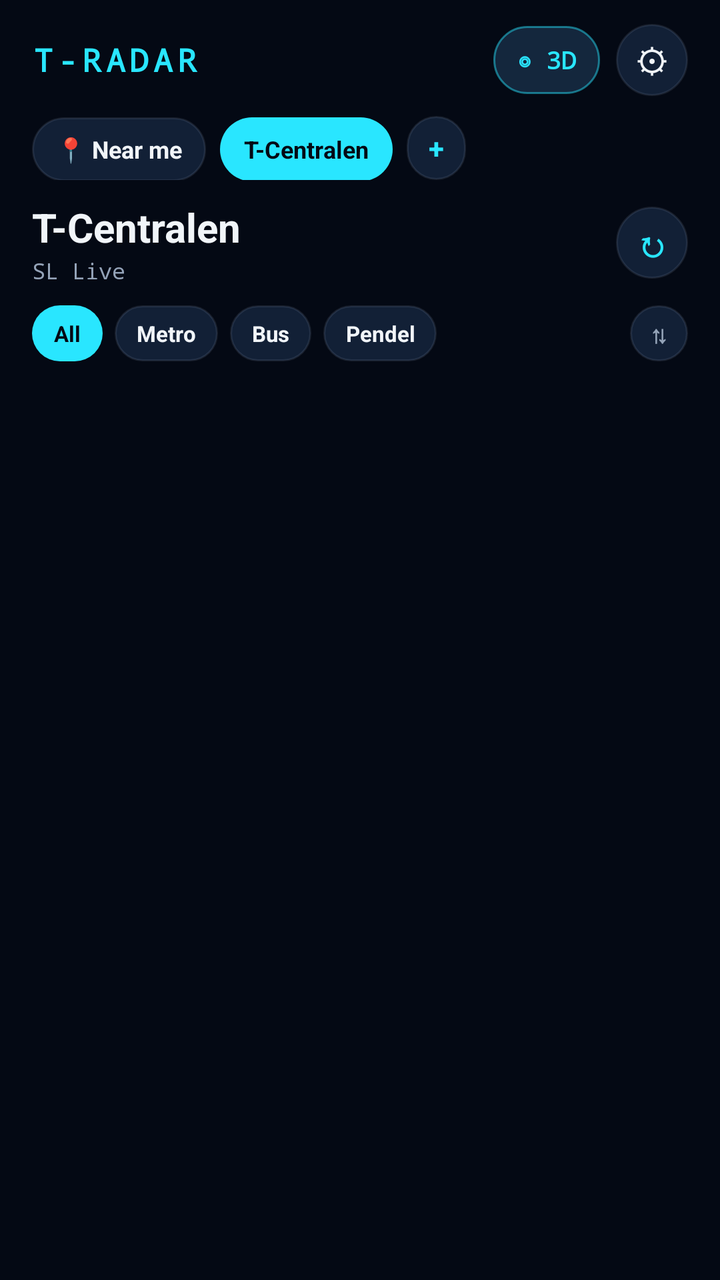
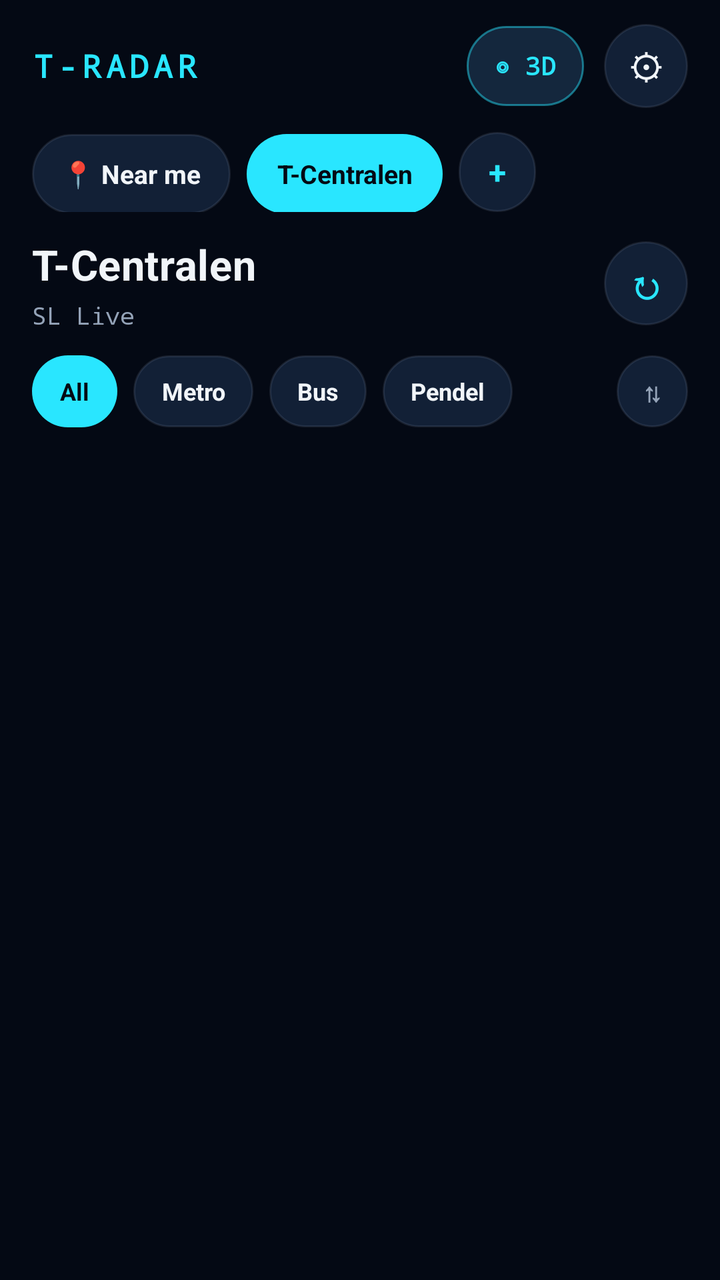

Compare the two renders of this Android layout. The source of the first and the diff that turns it into the second are given below.
<!-- AndroidManifest.xml: application theme Theme.TRadar -->
<!-- res/layout/activity_main.xml -->
<?xml version="1.0" encoding="utf-8"?>
<LinearLayout xmlns:android="http://schemas.android.com/apk/res/android"
    android:id="@+id/main_root"
    android:layout_width="match_parent"
    android:layout_height="match_parent"
    android:background="@color/bg_dark"
    android:orientation="vertical"
    android:paddingStart="16dp"
    android:paddingTop="12dp"
    android:paddingEnd="16dp"
    android:paddingBottom="12dp">

    
    <LinearLayout
        android:layout_width="match_parent"
        android:layout_height="wrap_content"
        android:gravity="center_vertical"
        android:orientation="horizontal">

        <TextView
            android:id="@+id/main_brand"
            android:layout_width="0dp"
            android:layout_height="wrap_content"
            android:layout_weight="1"
            android:fontFamily="monospace"
            android:letterSpacing="0.14"
            android:text="T-RADAR"
            android:textColor="@color/cyan_accent"
            android:textSize="16sp"
            android:textStyle="bold" />

        <TextView
            android:id="@+id/btn_open_3d_web"
            android:layout_width="wrap_content"
            android:layout_height="34dp"
            android:layout_marginEnd="8dp"
            android:background="@drawable/chip_radar_bg"
            android:fontFamily="monospace"
            android:gravity="center"
            android:paddingStart="12dp"
            android:paddingEnd="12dp"
            android:text="◎ 3D"
            android:textColor="@color/cyan_accent"
            android:textSize="12sp"
            android:textStyle="bold" />

        <FrameLayout
            android:id="@+id/btn_open_settings"
            android:layout_width="36dp"
            android:layout_height="36dp"
            android:background="@drawable/chip_idle">

            <TextView
                android:layout_width="match_parent"
                android:layout_height="match_parent"
                android:gravity="center"
                android:text="⚙"
                android:textColor="@color/text_primary"
                android:textSize="17sp" />

            <View
                android:id="@+id/settings_update_dot"
                android:layout_width="8dp"
                android:layout_height="8dp"
                android:layout_gravity="top|end"
                android:layout_marginTop="5dp"
                android:layout_marginEnd="5dp"
                android:background="@drawable/dot_cyan"
                android:visibility="gone" />
        </FrameLayout>
    </LinearLayout>

    
    <HorizontalScrollView
        android:layout_width="match_parent"
        android:layout_height="wrap_content"
        android:layout_marginTop="10dp"
        android:scrollbars="none">

        <LinearLayout
            android:layout_width="wrap_content"
            android:layout_height="wrap_content"
            android:orientation="horizontal">

            <TextView
                android:id="@+id/pill_near_me"
                android:layout_width="wrap_content"
                android:layout_height="32dp"
                android:layout_marginEnd="7dp"
                android:background="@drawable/chip_idle"
                android:gravity="center"
                android:paddingStart="12dp"
                android:paddingEnd="12dp"
                android:text="📍 Near me"
                android:textColor="@color/text_primary"
                android:textSize="12sp"
                android:textStyle="bold" />

            <TextView
                android:id="@+id/pill_stop_0"
                android:layout_width="wrap_content"
                android:layout_height="32dp"
                android:layout_marginEnd="7dp"
                android:background="@drawable/chip_active"
                android:ellipsize="end"
                android:gravity="center"
                android:maxLines="1"
                android:maxWidth="140dp"
                android:paddingStart="12dp"
                android:paddingEnd="12dp"
                android:text="T-Centralen"
                android:textColor="@color/bg_dark"
                android:textSize="12sp"
                android:textStyle="bold" />

            <TextView
                android:id="@+id/pill_stop_1"
                android:layout_width="wrap_content"
                android:layout_height="32dp"
                android:layout_marginEnd="7dp"
                android:background="@drawable/chip_idle"
                android:ellipsize="end"
                android:gravity="center"
                android:maxLines="1"
                android:maxWidth="140dp"
                android:paddingStart="12dp"
                android:paddingEnd="12dp"
                android:text="Stop 2"
                android:textColor="@color/text_primary"
                android:textSize="12sp"
                android:textStyle="bold"
                android:visibility="gone" />

            <TextView
                android:id="@+id/pill_stop_2"
                android:layout_width="wrap_content"
                android:layout_height="32dp"
                android:layout_marginEnd="7dp"
                android:background="@drawable/chip_idle"
                android:ellipsize="end"
                android:gravity="center"
                android:maxLines="1"
                android:maxWidth="140dp"
                android:paddingStart="12dp"
                android:paddingEnd="12dp"
                android:text="Stop 3"
                android:textColor="@color/text_primary"
                android:textSize="12sp"
                android:textStyle="bold"
                android:visibility="gone" />

            <TextView
                android:id="@+id/pill_add_stop"
                android:layout_width="wrap_content"
                android:layout_height="32dp"
                android:background="@drawable/chip_idle"
                android:gravity="center"
                android:paddingStart="11dp"
                android:paddingEnd="11dp"
                android:text="+"
                android:textColor="@color/cyan_accent"
                android:textSize="14sp"
                android:textStyle="bold" />
        </LinearLayout>
    </HorizontalScrollView>

    
    <HorizontalScrollView
        android:id="@+id/nearby_strip_scroll"
        android:layout_width="match_parent"
        android:layout_height="wrap_content"
        android:layout_marginTop="8dp"
        android:scrollbars="none"
        android:visibility="gone">

        <LinearLayout
            android:id="@+id/nearby_strip_container"
            android:layout_width="wrap_content"
            android:layout_height="wrap_content"
            android:orientation="horizontal" />
    </HorizontalScrollView>

    
    <LinearLayout
        android:layout_width="match_parent"
        android:layout_height="wrap_content"
        android:layout_marginTop="10dp"
        android:gravity="center_vertical"
        android:orientation="horizontal">

        <LinearLayout
            android:layout_width="0dp"
            android:layout_height="wrap_content"
            android:layout_weight="1"
            android:orientation="vertical">

            <TextView
                android:id="@+id/board_station_title"
                android:layout_width="match_parent"
                android:layout_height="wrap_content"
                android:ellipsize="end"
                android:maxLines="1"
                android:text="T-Centralen"
                android:textColor="@color/text_primary"
                android:textSize="20sp"
                android:textStyle="bold" />

            <TextView
                android:id="@+id/board_station_meta"
                android:layout_width="match_parent"
                android:layout_height="wrap_content"
                android:layout_marginTop="1dp"
                android:fontFamily="monospace"
                android:text="SL Live"
                android:textColor="@color/text_secondary"
                android:textSize="11sp" />
        </LinearLayout>

        <TextView
            android:id="@+id/btn_board_refresh"
            android:layout_width="36dp"
            android:layout_height="36dp"
            android:background="@drawable/chip_idle"
            android:gravity="center"
            android:text="↻"
            android:textColor="@color/cyan_accent"
            android:textSize="18sp"
            android:textStyle="bold" />
    </LinearLayout>

    
    <LinearLayout
        android:layout_width="match_parent"
        android:layout_height="wrap_content"
        android:layout_marginTop="10dp"
        android:gravity="center_vertical"
        android:orientation="horizontal">

        <TextView
            android:id="@+id/filter_all"
            android:layout_width="wrap_content"
            android:layout_height="28dp"
            android:layout_marginEnd="6dp"
            android:background="@drawable/chip_active"
            android:gravity="center"
            android:paddingStart="11dp"
            android:paddingEnd="11dp"
            android:text="All"
            android:textColor="@color/bg_dark"
            android:textSize="11sp"
            android:textStyle="bold" />

        <TextView
            android:id="@+id/filter_metro"
            android:layout_width="wrap_content"
            android:layout_height="28dp"
            android:layout_marginEnd="6dp"
            android:background="@drawable/chip_idle"
            android:gravity="center"
            android:paddingStart="11dp"
            android:paddingEnd="11dp"
            android:text="Metro"
            android:textColor="@color/text_primary"
            android:textSize="11sp"
            android:textStyle="bold" />

        <TextView
            android:id="@+id/filter_bus"
            android:layout_width="wrap_content"
            android:layout_height="28dp"
            android:layout_marginEnd="6dp"
            android:background="@drawable/chip_idle"
            android:gravity="center"
            android:paddingStart="11dp"
            android:paddingEnd="11dp"
            android:text="Bus"
            android:textColor="@color/text_primary"
            android:textSize="11sp"
            android:textStyle="bold" />

        <TextView
            android:id="@+id/filter_pendel"
            android:layout_width="wrap_content"
            android:layout_height="28dp"
            android:background="@drawable/chip_idle"
            android:gravity="center"
            android:paddingStart="11dp"
            android:paddingEnd="11dp"
            android:text="Pendel"
            android:textColor="@color/text_primary"
            android:textSize="11sp"
            android:textStyle="bold" />

        <View
            android:layout_width="0dp"
            android:layout_height="1dp"
            android:layout_weight="1" />

        <TextView
            android:id="@+id/btn_dir_toggle"
            android:layout_width="wrap_content"
            android:layout_height="28dp"
            android:background="@drawable/chip_idle"
            android:fontFamily="monospace"
            android:gravity="center"
            android:paddingStart="10dp"
            android:paddingEnd="10dp"
            android:text="⇅"
            android:textColor="@color/text_secondary"
            android:textSize="12sp"
            android:textStyle="bold" />
    </LinearLayout>

    
    <LinearLayout
        android:id="@+id/board_state_card"
        android:layout_width="match_parent"
        android:layout_height="wrap_content"
        android:layout_marginTop="14dp"
        android:background="@drawable/app_card_bg"
        android:gravity="center"
        android:orientation="vertical"
        android:padding="18dp"
        android:visibility="gone">

        <ImageView
            android:id="@+id/board_state_cat"
            android:layout_width="match_parent"
            android:layout_height="80dp"
            android:contentDescription="@null"
            android:scaleType="fitCenter"
            android:src="@drawable/cat_frame_2"
            android:visibility="gone" />

        <TextView
            android:id="@+id/board_state_text"
            android:layout_width="match_parent"
            android:layout_height="wrap_content"
            android:layout_marginTop="6dp"
            android:gravity="center"
            android:text="Loading…"
            android:textColor="@color/text_secondary"
            android:textSize="13sp" />

        <TextView
            android:id="@+id/board_state_action"
            android:layout_width="wrap_content"
            android:layout_height="34dp"
            android:layout_marginTop="10dp"
            android:background="@drawable/btn_primary_bg"
            android:fontFamily="monospace"
            android:gravity="center"
            android:paddingStart="16dp"
            android:paddingEnd="16dp"
            android:text="ALLOW"
            android:textColor="@color/bg_dark"
            android:textSize="12sp"
            android:textStyle="bold"
            android:visibility="gone" />
    </LinearLayout>

    
    <ListView
        android:id="@+id/board_list_view"
        android:layout_width="match_parent"
        android:layout_height="0dp"
        android:layout_marginTop="10dp"
        android:layout_weight="1"
        android:divider="@android:color/transparent"
        android:dividerHeight="6dp"
        android:scrollbars="none" />

</LinearLayout>
<!-- resources referenced by this layout -->
<resources>
  <color name="bg_dark">#040914</color>
  <color name="cyan_accent">#29E6FF</color>
  <color name="text_primary">#F1F5F9</color>
  <color name="text_secondary">#94A3B8</color>
  <!-- drawable app_card_bg (drawable) -->
  <?xml version="1.0" encoding="utf-8"?>
  <shape xmlns:android="http://schemas.android.com/apk/res/android"
      android:shape="rectangle">
      <solid android:color="#0A1324" />
      <stroke android:width="1dp" android:color="#2229E6FF" />
      <corners android:radius="16dp" />
  </shape>
  <!-- drawable btn_primary_bg (drawable) -->
  <?xml version="1.0" encoding="utf-8"?>
  <shape xmlns:android="http://schemas.android.com/apk/res/android"
      android:shape="rectangle">
      <solid android:color="#29E6FF" />
      <corners android:radius="14dp" />
  </shape>
  <!-- drawable cat_frame_2: png bitmap (drawable-nodpi, 38647 bytes) -->
  <!-- drawable chip_active (drawable) -->
  <?xml version="1.0" encoding="utf-8"?>
  <shape xmlns:android="http://schemas.android.com/apk/res/android"
      android:shape="rectangle">
      <solid android:color="#29E6FF" />
      <corners android:radius="999dp" />
  </shape>
  <!-- drawable chip_idle (drawable) -->
  <?xml version="1.0" encoding="utf-8"?>
  <shape xmlns:android="http://schemas.android.com/apk/res/android"
      android:shape="rectangle">
      <solid android:color="#122036" />
      <stroke android:width="1dp" android:color="#2694A3B8" />
      <corners android:radius="999dp" />
  </shape>
  <!-- drawable chip_radar_bg (drawable) -->
  <?xml version="1.0" encoding="utf-8"?>
  <shape xmlns:android="http://schemas.android.com/apk/res/android"
      android:shape="rectangle">
      <solid android:color="#14273D" />
      <stroke android:width="1dp" android:color="#7729E6FF" />
      <corners android:radius="999dp" />
  </shape>
  <!-- drawable dot_cyan (drawable) -->
  <?xml version="1.0" encoding="utf-8"?>
  <shape xmlns:android="http://schemas.android.com/apk/res/android"
      android:shape="oval">
      <solid android:color="#29E6FF" />
  </shape>
  <style name="Theme.TRadar" parent="Theme.AppCompat.DayNight.NoActionBar">
          <item name="colorPrimary">@color/cyan_accent</item>
          <item name="colorPrimaryDark">@color/bg_dark</item>
          <item name="colorAccent">@color/cyan_accent</item>
          <item name="android:windowBackground">@color/bg_dark</item>
          <item name="android:statusBarColor">@color/bg_dark</item>
          <item name="android:navigationBarColor">@color/bg_dark</item>
      </style>
</resources>

<!-- the commit's change to res/layout/activity_main.xml (unified diff, before → after) -->
@@ -32,22 +32,22 @@
         <TextView
             android:id="@+id/btn_open_3d_web"
             android:layout_width="wrap_content"
-            android:layout_height="34dp"
-            android:layout_marginEnd="8dp"
+            android:layout_height="40dp"
+            android:layout_marginEnd="10dp"
             android:background="@drawable/chip_radar_bg"
             android:fontFamily="monospace"
             android:gravity="center"
-            android:paddingStart="12dp"
-            android:paddingEnd="12dp"
+            android:paddingStart="14dp"
+            android:paddingEnd="14dp"
             android:text="◎ 3D"
             android:textColor="@color/cyan_accent"
-            android:textSize="12sp"
+            android:textSize="12.5sp"
             android:textStyle="bold" />
 
         <FrameLayout
             android:id="@+id/btn_open_settings"
-            android:layout_width="36dp"
-            android:layout_height="36dp"
+            android:layout_width="42dp"
+            android:layout_height="42dp"
             android:background="@drawable/chip_idle">
 
             <TextView
@@ -56,15 +56,15 @@
                 android:gravity="center"
                 android:text="⚙"
                 android:textColor="@color/text_primary"
-                android:textSize="17sp" />
+                android:textSize="18sp" />
 
             <View
                 android:id="@+id/settings_update_dot"
                 android:layout_width="8dp"
                 android:layout_height="8dp"
                 android:layout_gravity="top|end"
-                android:layout_marginTop="5dp"
-                android:layout_marginEnd="5dp"
+                android:layout_marginTop="6dp"
+                android:layout_marginEnd="6dp"
                 android:background="@drawable/dot_cyan"
                 android:visibility="gone" />
         </FrameLayout>
@@ -74,7 +74,7 @@
     <HorizontalScrollView
         android:layout_width="match_parent"
         android:layout_height="wrap_content"
-        android:layout_marginTop="10dp"
+        android:layout_marginTop="12dp"
         android:scrollbars="none">
 
         <LinearLayout
@@ -85,81 +85,81 @@
             <TextView
                 android:id="@+id/pill_near_me"
                 android:layout_width="wrap_content"
-                android:layout_height="32dp"
-                android:layout_marginEnd="7dp"
+                android:layout_height="40dp"
+                android:layout_marginEnd="8dp"
                 android:background="@drawable/chip_idle"
                 android:gravity="center"
-                android:paddingStart="12dp"
-                android:paddingEnd="12dp"
+                android:paddingStart="15dp"
+                android:paddingEnd="15dp"
                 android:text="📍 Near me"
                 android:textColor="@color/text_primary"
-                android:textSize="12sp"
+                android:textSize="13sp"
                 android:textStyle="bold" />
 
             <TextView
                 android:id="@+id/pill_stop_0"
                 android:layout_width="wrap_content"
-                android:layout_height="32dp"
-                android:layout_marginEnd="7dp"
+                android:layout_height="40dp"
+                android:layout_marginEnd="8dp"
                 android:background="@drawable/chip_active"
                 android:ellipsize="end"
                 android:gravity="center"
                 android:maxLines="1"
-                android:maxWidth="140dp"
-                android:paddingStart="12dp"
-                android:paddingEnd="12dp"
+                android:maxWidth="156dp"
+                android:paddingStart="15dp"
+                android:paddingEnd="15dp"
                 android:text="T-Centralen"
                 android:textColor="@color/bg_dark"
-                android:textSize="12sp"
+                android:textSize="13sp"
                 android:textStyle="bold" />
 
             <TextView
                 android:id="@+id/pill_stop_1"
                 android:layout_width="wrap_content"
-                android:layout_height="32dp"
-                android:layout_marginEnd="7dp"
+                android:layout_height="40dp"
+                android:layout_marginEnd="8dp"
                 android:background="@drawable/chip_idle"
                 android:ellipsize="end"
                 android:gravity="center"
                 android:maxLines="1"
-                android:maxWidth="140dp"
-                android:paddingStart="12dp"
-                android:paddingEnd="12dp"
+                android:maxWidth="156dp"
+                android:paddingStart="15dp"
+                android:paddingEnd="15dp"
                 android:text="Stop 2"
                 android:textColor="@color/text_primary"
-                android:textSize="12sp"
+                android:textSize="13sp"
                 android:textStyle="bold"
                 android:visibility="gone" />
 
             <TextView
                 android:id="@+id/pill_stop_2"
                 android:layout_width="wrap_content"
-                android:layout_height="32dp"
-                android:layout_marginEnd="7dp"
+                android:layout_height="40dp"
+                android:layout_marginEnd="8dp"
                 android:background="@drawable/chip_idle"
                 android:ellipsize="end"
                 android:gravity="center"
                 android:maxLines="1"
-                android:maxWidth="140dp"
-                android:paddingStart="12dp"
-                android:paddingEnd="12dp"
+                android:maxWidth="156dp"
+                android:paddingStart="15dp"
+                android:paddingEnd="15dp"
                 android:text="Stop 3"
                 android:textColor="@color/text_primary"
-                android:textSize="12sp"
+                android:textSize="13sp"
                 android:textStyle="bold"
                 android:visibility="gone" />
 
             <TextView
                 android:id="@+id/pill_add_stop"
                 android:layout_width="wrap_content"
-                android:layout_height="32dp"
+                android:layout_height="40dp"
                 android:background="@drawable/chip_idle"
                 android:gravity="center"
-                android:paddingStart="11dp"
-                android:paddingEnd="11dp"
+                android:paddingStart="15dp"
+                android:paddingEnd="15dp"
                 android:text="+"
                 android:textColor="@color/cyan_accent"
-                android:textSize="14sp"
+                android:textSize="16sp"
                 android:textStyle="bold" />
         </LinearLayout>
     </HorizontalScrollView>
@@ -169,7 +169,7 @@
         android:id="@+id/nearby_strip_scroll"
         android:layout_width="match_parent"
         android:layout_height="wrap_content"
-        android:layout_marginTop="8dp"
+        android:layout_marginTop="10dp"
         android:scrollbars="none"
         android:visibility="gone">
 
@@ -184,7 +184,7 @@
     <LinearLayout
         android:layout_width="match_parent"
         android:layout_height="wrap_content"
-        android:layout_marginTop="10dp"
+        android:layout_marginTop="12dp"
         android:gravity="center_vertical"
         android:orientation="horizontal">
 
@@ -199,32 +199,33 @@
                 android:layout_width="match_parent"
                 android:layout_height="wrap_content"
                 android:ellipsize="end"
+                android:letterSpacing="0.01"
                 android:maxLines="1"
                 android:text="T-Centralen"
                 android:textColor="@color/text_primary"
-                android:textSize="20sp"
+                android:textSize="21sp"
                 android:textStyle="bold" />
 
             <TextView
                 android:id="@+id/board_station_meta"
                 android:layout_width="match_parent"
                 android:layout_height="wrap_content"
-                android:layout_marginTop="1dp"
+                android:layout_marginTop="3dp"
                 android:fontFamily="monospace"
                 android:text="SL Live"
                 android:textColor="@color/text_secondary"
-                android:textSize="11sp" />
+                android:textSize="12sp" />
         </LinearLayout>
 
         <TextView
             android:id="@+id/btn_board_refresh"
-            android:layout_width="36dp"
-            android:layout_height="36dp"
+            android:layout_width="42dp"
+            android:layout_height="42dp"
             android:background="@drawable/chip_idle"
             android:gravity="center"
             android:text="↻"
             android:textColor="@color/cyan_accent"
-            android:textSize="18sp"
+            android:textSize="20sp"
             android:textStyle="bold" />
     </LinearLayout>
 
@@ -232,63 +233,63 @@
     <LinearLayout
         android:layout_width="match_parent"
         android:layout_height="wrap_content"
-        android:layout_marginTop="10dp"
+        android:layout_marginTop="12dp"
         android:gravity="center_vertical"
         android:orientation="horizontal">
 
         <TextView
             android:id="@+id/filter_all"
             android:layout_width="wrap_content"
-            android:layout_height="28dp"
-            android:layout_marginEnd="6dp"
+            android:layout_height="36dp"
+            android:layout_marginEnd="8dp"
             android:background="@drawable/chip_active"
             android:gravity="center"
-            android:paddingStart="11dp"
-            android:paddingEnd="11dp"
+            android:paddingStart="14dp"
+            android:paddingEnd="14dp"
             android:text="All"
             android:textColor="@color/bg_dark"
-            android:textSize="11sp"
+            android:textSize="12sp"
             android:textStyle="bold" />
 
         <TextView
             android:id="@+id/filter_metro"
             android:layout_width="wrap_content"
-            android:layout_height="28dp"
-            android:layout_marginEnd="6dp"
-            android:background="@drawable/chip_idle"
-            android:gravity="center"
-            android:paddingStart="11dp"
-            android:paddingEnd="11dp"
+            android:layout_height="36dp"
+            android:layout_marginEnd="8dp"
+            android:background="@drawable/chip_idle"
+            android:gravity="center"
+            android:paddingStart="14dp"
+            android:paddingEnd="14dp"
             android:text="Metro"
             android:textColor="@color/text_primary"
-            android:textSize="11sp"
+            android:textSize="12sp"
             android:textStyle="bold" />
 
         <TextView
             android:id="@+id/filter_bus"
             android:layout_width="wrap_content"
-            android:layout_height="28dp"
-            android:layout_marginEnd="6dp"
-            android:background="@drawable/chip_idle"
-            android:gravity="center"
-            android:paddingStart="11dp"
-            android:paddingEnd="11dp"
+            android:layout_height="36dp"
+            android:layout_marginEnd="8dp"
+            android:background="@drawable/chip_idle"
+            android:gravity="center"
+            android:paddingStart="14dp"
+            android:paddingEnd="14dp"
             android:text="Bus"
             android:textColor="@color/text_primary"
-            android:textSize="11sp"
+            android:textSize="12sp"
             android:textStyle="bold" />
 
         <TextView
             android:id="@+id/filter_pendel"
             android:layout_width="wrap_content"
-            android:layout_height="28dp"
-            android:background="@drawable/chip_idle"
-            android:gravity="center"
-            android:paddingStart="11dp"
-            android:paddingEnd="11dp"
+            android:layout_height="36dp"
+            android:background="@drawable/chip_idle"
+            android:gravity="center"
+            android:paddingStart="14dp"
+            android:paddingEnd="14dp"
             android:text="Pendel"
             android:textColor="@color/text_primary"
-            android:textSize="11sp"
+            android:textSize="12sp"
             android:textStyle="bold" />
 
         <View
@@ -299,17 +300,36 @@
         <TextView
             android:id="@+id/btn_dir_toggle"
             android:layout_width="wrap_content"
-            android:layout_height="28dp"
+            android:layout_height="36dp"
             android:background="@drawable/chip_idle"
             android:fontFamily="monospace"
             android:gravity="center"
-            android:paddingStart="10dp"
-            android:paddingEnd="10dp"
+            android:paddingStart="13dp"
+            android:paddingEnd="13dp"
             android:text="⇅"
             android:textColor="@color/text_secondary"
-            android:textSize="12sp"
+            android:textSize="13sp"
             android:textStyle="bold" />
     </LinearLayout>
+
+    
+    <TextView
+        android:id="@+id/deviation_banner"
+        android:layout_width="match_parent"
+        android:layout_height="wrap_content"
+        android:layout_marginTop="10dp"
+        android:background="@drawable/deviation_banner_bg"
+        android:ellipsize="end"
+        android:maxLines="1"
+        android:paddingStart="12dp"
+        android:paddingTop="9dp"
+        android:paddingEnd="12dp"
+        android:paddingBottom="9dp"
+        android:text="⚠️ Traffic alert"
+        android:textColor="@color/amber_warn"
+        android:textSize="12sp"
+        android:textStyle="bold"
+        android:visibility="gone" />
 
     
     <LinearLayout
@@ -364,10 +384,10 @@
         android:id="@+id/board_list_view"
         android:layout_width="match_parent"
         android:layout_height="0dp"
-        android:layout_marginTop="10dp"
+        android:layout_marginTop="12dp"
         android:layout_weight="1"
         android:divider="@android:color/transparent"
-        android:dividerHeight="6dp"
+        android:dividerHeight="8dp"
         android:scrollbars="none" />
 
 </LinearLayout>
<!-- resource entries referenced after the edit -->
@@ -1,5 +1,6 @@
 <!-- resources referenced by this layout -->
 <resources>
+  <color name="amber_warn">#FBBF24</color>
   <color name="bg_dark">#040914</color>
   <color name="cyan_accent">#29E6FF</color>
   <color name="text_primary">#F1F5F9</color>
@@ -43,6 +44,16 @@
       <stroke android:width="1dp" android:color="#7729E6FF" />
       <corners android:radius="999dp" />
   </shape>
+  <!-- drawable deviation_banner_bg (drawable) -->
+  <?xml version="1.0" encoding="utf-8"?>
+  <shape xmlns:android="http://schemas.android.com/apk/res/android"
+      android:shape="rectangle">
+      <solid android:color="#211A0B" />
+      <stroke
+          android:width="1dp"
+          android:color="#77FBBF24" />
+      <corners android:radius="10dp" />
+  </shape>
   <!-- drawable dot_cyan (drawable) -->
   <?xml version="1.0" encoding="utf-8"?>
   <shape xmlns:android="http://schemas.android.com/apk/res/android"
